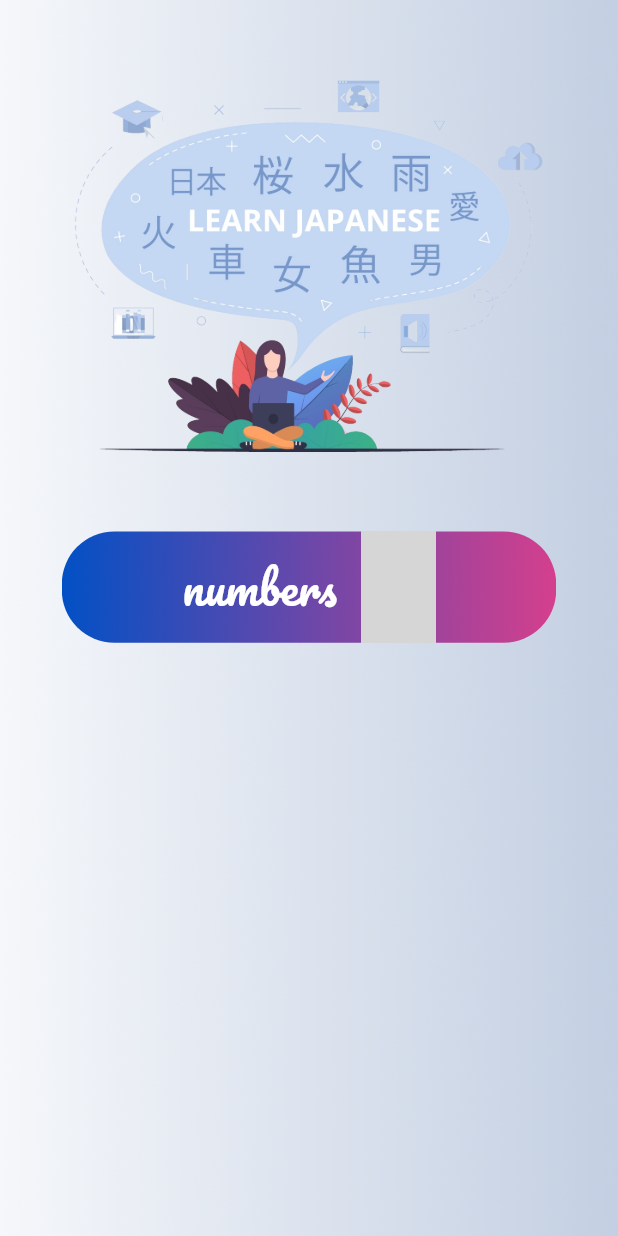
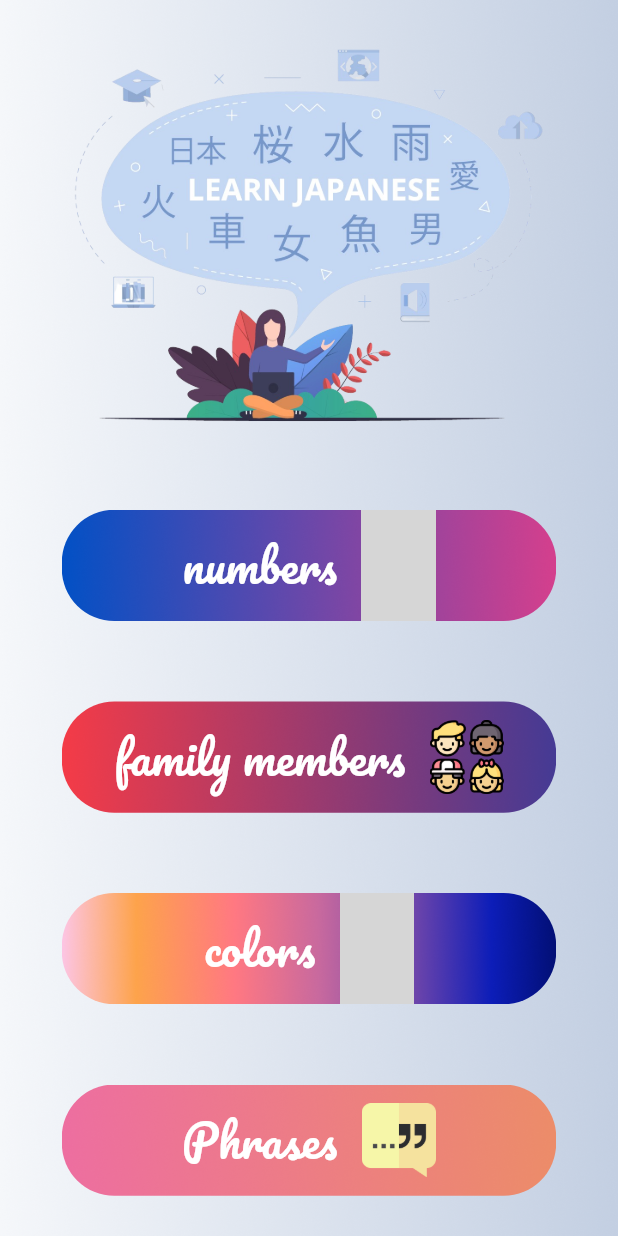
Before and after one commit to SSalahAyman/Language-learningapp-Version2, a Flutter app: the screen it shows after launch, on a phone screen of 412 x 824 dp. Run offline on Flutter 3.47's test engine with Material 2 defaults, Android fonts, the phone set to English and light mode, and no system bars; our stand-ins replace animated_splash_screen, get, lottie; grey boxes are pictures that could not be loaded.

Commit message:
adding screens to each main category

```diff
--- a/languagelearningappversion2/lib/main.dart
+++ b/languagelearningappversion2/lib/main.dart
@@ -1,5 +1,5 @@
 import 'package:flutter/material.dart';
-import 'package:languagelearningappversion2/screens/splashscreen.dart';
+import 'package:languagelearningappversion2/screens/splash_screen.dart';
 
 void main() {
   runApp(TokuApp());
--- /dev/null
+++ b/languagelearningappversion2/lib/screens/home_page.dart
@@ -0,0 +1,105 @@
+import 'package:flutter/material.dart';
+import 'package:languagelearningappversion2/components/category_item.dart';
+import 'package:languagelearningappversion2/screens/Numbers_page.dart';
+import 'package:languagelearningappversion2/screens/colors_page.dart';
+import 'package:languagelearningappversion2/screens/family_members_page.dart';
+import 'package:languagelearningappversion2/screens/phrases_page.dart';
+
+class HomePage extends StatelessWidget {
+  static late double width;
+  static late double height;
+  const HomePage({super.key});
+
+  @override
+  Widget build(BuildContext context) {
+    width = MediaQuery.of(context).size.width;
+    height = MediaQuery.of(context).size.height;
+    return Scaffold(
+      body: Container(
+        width: width,
+        height: height,
+        decoration: const BoxDecoration(
+          image: DecorationImage(
+            image: AssetImage("assets/images/photos/pagebg.png"),
+            fit: BoxFit.cover,
+          ),
+        ),
+        child: Column(children: [
+          Container(
+            width: width,
+            height: height * 0.38,
+            child: Image.asset(
+              "assets/images/photos/jpn_bg.png",
+              width: width * 0.5,
+            ),
+          ),
+          Container(
+            width: width,
+            height: height * 0.62,
+            child: Column(
+              mainAxisAlignment: MainAxisAlignment.spaceAround,
+              children: [
+                /*
+              First category (numbers)
+              */
+                Category(
+                    background: "numbers_category",
+                    text: "numbers",
+                    icon: "numbers",
+                    ontap: () {
+                      Navigator.push(context, MaterialPageRoute(
+                        builder: (BuildContext context) {
+                          return NumbersPage();
+                        },
+                      ));
+                    }),
+                /*
+              Second category (numbers)
+              */
+                Category(
+                    background: "family_members_category",
+                    text: "family members",
+                    icon: "family_members",
+                    ontap: () {
+                      Navigator.push(context, MaterialPageRoute(
+                        builder: (BuildContext context) {
+                          return FamilyMemebersPage();
+                        },
+                      ));
+                    }),
+                /*
+              third category (numbers)
+              */
+                Category(
+                    background: "colors_category",
+                    text: "colors",
+                    icon: "colors",
+                    ontap: () {
+                      Navigator.push(context, MaterialPageRoute(
+                        builder: (BuildContext context) {
+                          return ColorsPage();
+                        },
+                      ));
+                    }),
+                /*
+              fourth category (numbers)
+              */
+                Category(
+                    background: "phrases_category",
+                    text: "Phrases",
+                    icon: "phrases",
+                    ontap: () {
+                      Navigator.push(context, MaterialPageRoute(
+                        builder: (BuildContext context) {
+                          return PhrasesPage();
+                        },
+                      ));
+                    }),
+              ],
+            ),
+          )
+        ]),
+      ),
+    );
+  }
+}
--- a/languagelearningappversion2/lib/screens/homepage.dart
+++ /dev/null
@@ -1,56 +0,0 @@
-import 'package:flutter/material.dart';
-import 'package:languagelearningappversion2/components/category_item.dart';
-import 'package:languagelearningappversion2/screens/numberspage.dart';
-
-class HomePage extends StatelessWidget {
-  static late double width;
-  static late double height;
-  const HomePage({super.key});
-
-  @override
-  Widget build(BuildContext context) {
-    width = MediaQuery.of(context).size.width;
-    height = MediaQuery.of(context).size.height;
-    return Scaffold(
-      body: Container(
-        width: width,
-        height: height,
-        decoration: const BoxDecoration(
-          image: DecorationImage(
-            image: AssetImage("assets/images/photos/pagebg.png"),
-            fit: BoxFit.cover,
-          ),
-        ),
-        child: Column(children: [
-          Container(
-            width: width,
-            height: height * 0.43,
-            child: Image.asset(
-              "assets/images/photos/jpn_bg.png",
-              width: width * 0.5,
-            ),
-          ),
-          Container(
-            width: width,
-            height: height * 0.57,
-            child: Column(
-              children: [
-                Category(
-                    background: "numbers_category",
-                    text: "numbers",
-                    icon: "numbers",
-                    ontap: () {
-                      Navigator.push(context, MaterialPageRoute(
-                        builder: (BuildContext context) {
-                          return NumbersPage();
-                        },
-                      ));
-                    })
-              ],
-            ),
-          )
-        ]),
-      ),
-    );
-  }
-}
--- a/languagelearningappversion2/lib/screens/splashscreen.dart
+++ b/languagelearningappversion2/lib/screens/splash_screen.dart
@@ -1,7 +1,7 @@
 import 'package:flutter/material.dart';
 import 'package:animated_splash_screen/animated_splash_screen.dart';
 import 'package:get/get.dart';
-import 'package:languagelearningappversion2/screens/homepage.dart';
+import 'package:languagelearningappversion2/screens/home_page.dart';
 
 import 'package:lottie/lottie.dart';
 
```
Also changed, not shown: languagelearningappversion2/lib/screens/colors_page.dart (added, +10 -0 lines), languagelearningappversion2/lib/screens/family_members_page.dart (added, +10 -0 lines), languagelearningappversion2/lib/screens/phrases_page.dart (added, +10 -0 lines), languagelearningappversion2/lib/screens/numbers_page.dart (renamed from languagelearningappversion2/lib/screens/numberspage.dart).
